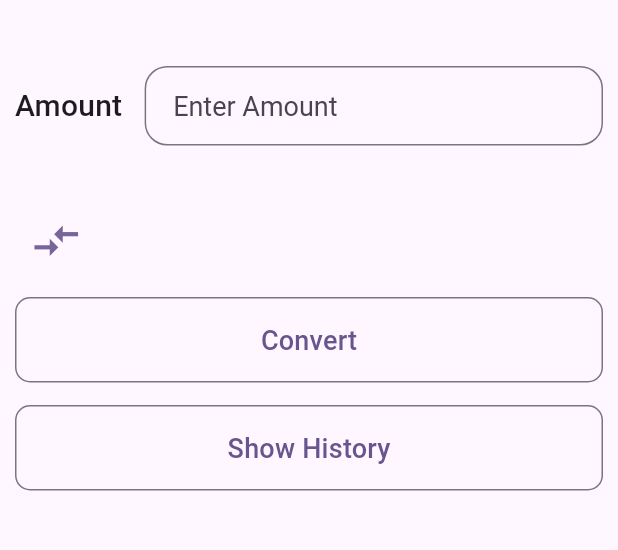
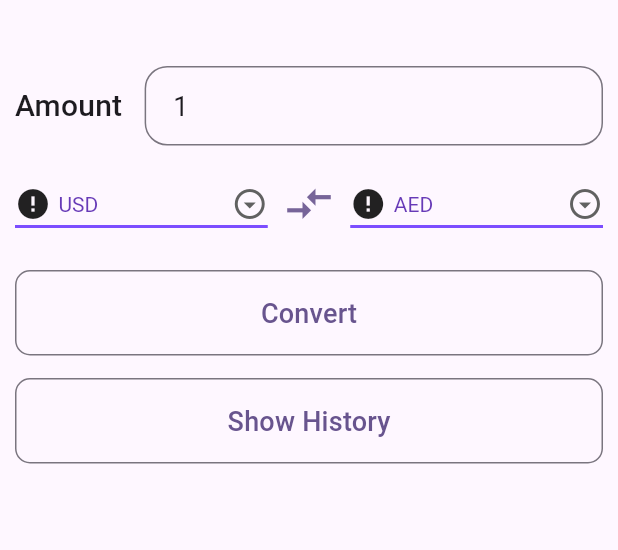
Before and after one commit to essam939/money_converter_app, a Flutter app: the screen it shows after launch, after a tap on "Convert", on a phone screen of 412 x 824 dp, the part 63-613 px from its top. Run offline on Flutter 3.47's test engine with Material 3 defaults, Android fonts, the phone set to English and light mode, and no system bars; drawn by our look-alikes of cached_network_image; our stand-ins replace bloc, dartz, dio, equatable, flutter_bloc, get_it and 1 more; accounts and stored records are empty; network calls fail.

Commit message:
edit bloc flow

```diff
--- a/lib/core/error/exceptions.dart
+++ b/lib/core/error/exceptions.dart
@@ -1,5 +1,3 @@
-
-
 import 'package:currency/core/error/failure.dart';
 import 'package:currency/core/network/error_message_model.dart';
 
--- a/lib/core/error/failure.dart
+++ b/lib/core/error/failure.dart
@@ -3,8 +3,7 @@ import 'package:equatable/equatable.dart';
 
 abstract class Failure extends Equatable {
   final String message;
- const Failure(this.message);
-
+  const Failure(this.message);
 
   @override
   List<Object> get props => [message];
--- a/lib/core/services/services_locator.dart
+++ b/lib/core/services/services_locator.dart
@@ -10,11 +10,12 @@ final sl = GetIt.instance;
 class ServicesLocator {
   void init() {
     // bloc
-     sl.registerFactory(() => CurrencyBloc(sl()));
+    sl.registerLazySingleton(() => CurrencyBloc(sl()));
     // use cases
     sl.registerLazySingleton(() => ConvertUseCase(sl()));
     // Repository
-     sl.registerLazySingleton<BaseConverterRepository>(() => ConverterRepository(sl()));
+    sl.registerLazySingleton<BaseConverterRepository>(
+        () => ConverterRepository(sl()));
     // data source
     sl.registerLazySingleton<BaseConverterRemoteDataSource>(
         () => ConverterRemoteDataSource());
--- a/lib/core/utilis/app_constant.dart
+++ /dev/null
@@ -1,5 +0,0 @@
-//1
-class AppConstance {
-  // static const baseUrl = "https://developers.themoviedb.org/3";
-  // static const apiKey = "a7f312668ca01142583c477e700a5521";
-}
--- a/lib/core/utilis/check_connectivity.dart
+++ /dev/null
@@ -1,14 +0,0 @@
-import 'package:connectivity_plus/connectivity_plus.dart';
-
-Future<bool> checkConnectivityNow() async {
-  ConnectivityResult connectivityResult =
-  await (Connectivity().checkConnectivity());
-
-  if (connectivityResult == ConnectivityResult.mobile ||
-      connectivityResult == ConnectivityResult.wifi) {
-    return true;
-  } else {
-   // return toast
-    return false;
-  }
-}
--- a/lib/core/utilis/db_helpet.dart
+++ b/lib/core/utilis/db_helpet.dart
@@ -30,10 +30,10 @@ class DBHelper {
 
   insertRecord(
       {required String from,
-        required String to,
-        required String date,
-        required String amount,
-        required String difference}) async {
+      required String to,
+      required String date,
+      required String amount,
+      required String difference}) async {
     await initDB();
     String query =
         "INSERT INTO $tableName($colFrom, $colTO, $colAmount, $colDifference, $colDate) VALUES(?, ?, ?, ?, ?)";
@@ -50,8 +50,18 @@ class DBHelper {
     List<Map<String, dynamic>> data = await db!.rawQuery(query);
 
     List<CurrencyDB> historyList =
-    data.map((e) => CurrencyDB.fromJSON(data: e)).toList();
+        data.map((e) => CurrencyDB.fromJSON(data: e)).toList();
 
     return historyList;
   }
+
+  Future<void> clearRecords() async {
+    await initDB();
+
+    // Execute a SQL query to delete all records from the table
+    await db!.delete(tableName);
+
+    // Optionally, you can print a message or perform any other action after clearing the records
+    print('All records cleared successfully');
+  }
 }
--- a/lib/core/utilis/enums.dart
+++ b/lib/core/utilis/enums.dart
@@ -1 +1 @@
-enum RequestState { loading, loaded, error }
+enum RequestState { initState,loading, loaded, error }
--- a/lib/modules/currency/data/datasource/converter_remote_data_source.dart
+++ b/lib/modules/currency/data/datasource/converter_remote_data_source.dart
@@ -12,10 +12,8 @@ abstract class BaseConverterRemoteDataSource {
 class ConverterRemoteDataSource extends BaseConverterRemoteDataSource {
   @override
   Future<Currency> getAmount(ConvertParameters parameters) async {
-    print("data send ${parameters.from} ${parameters.to} ${parameters.amount}");
     final response = await Dio().get(
         "https://v6.exchangerate-api.com/v6/${ApiConstance.apiKey}${ApiConstance.compare}${parameters.from}/${parameters.to}/${parameters.amount}");
-    print("data ${response.data}");
     if (response.statusCode == 200) {
       return Currency.fromJson(data: response.data);
     } else {
--- a/lib/modules/currency/data/model/currency_model.dart
+++ b/lib/modules/currency/data/model/currency_model.dart
@@ -1,28 +1,13 @@
 class Currency {
-  final double difference;
-  // final double rate;
-  // final String date;
-  // final int amount;
-  // final String from;
-  // final String to;
+  final num difference;
 
   Currency({
     required this.difference,
-    // required this.rate,
-    // required this.date,
-    // required this.amount,
-    // required this.from,
-    // required this.to,
   });
 
   factory Currency.fromJson({required Map<String, dynamic> data}) {
     return Currency(
-      difference: data["conversion_result"],
-      // date: data["date"],
-      // rate: data["info"]["rate"],
-      // from: data["query"]["from"],
-      // to: data["query"]["to"],
-      // amount: data["query"]["amount"],
+      difference: data["conversion_result"]??0,
     );
   }
 }
--- a/lib/modules/currency/data/repository/converter_repository.dart
+++ b/lib/modules/currency/data/repository/converter_repository.dart
@@ -6,11 +6,12 @@ import 'package:currency/modules/currency/domain/repository/base_converter_repos
 import 'package:currency/modules/currency/domain/usecase/conver_usecase.dart';
 import 'package:dartz/dartz.dart';
 
-class ConverterRepository extends BaseConverterRepository{
+class ConverterRepository extends BaseConverterRepository {
   final BaseConverterRemoteDataSource baseConverterRemoteDataSource;
   ConverterRepository(this.baseConverterRemoteDataSource);
   @override
-  Future<Either<Failure, Currency>> getAmount(ConvertParameters parameters) async {
+  Future<Either<Failure, Currency>> getAmount(
+      ConvertParameters parameters) async {
     final result = await baseConverterRemoteDataSource.getAmount(parameters);
     try {
       return Right(result);
@@ -18,5 +19,4 @@ class ConverterRepository extends BaseConverterRepository{
       return Left(ServerFailure(failure.errorMessageModel.statusMessage));
     }
   }
-
 }
--- a/lib/modules/currency/domain/repository/base_converter_repository.dart
+++ b/lib/modules/currency/domain/repository/base_converter_repository.dart
@@ -3,6 +3,6 @@ import 'package:currency/modules/currency/data/model/currency_model.dart';
 import 'package:currency/modules/currency/domain/usecase/conver_usecase.dart';
 import 'package:dartz/dartz.dart';
 
-abstract class BaseConverterRepository{
-  Future<Either< Failure,Currency>> getAmount(ConvertParameters parameters);
+abstract class BaseConverterRepository {
+  Future<Either<Failure, Currency>> getAmount(ConvertParameters parameters);
 }
--- a/lib/modules/currency/domain/usecase/conver_usecase.dart
+++ b/lib/modules/currency/domain/usecase/conver_usecase.dart
@@ -5,22 +5,23 @@ import 'package:currency/modules/currency/domain/repository/base_converter_repos
 import 'package:dartz/dartz.dart';
 import 'package:equatable/equatable.dart';
 
-class ConvertUseCase extends BaseUseCase<Currency,ConvertParameters>{
+class ConvertUseCase extends BaseUseCase<Currency, ConvertParameters> {
   final BaseConverterRepository baseConverterRepository;
   ConvertUseCase(this.baseConverterRepository);
   @override
   Future<Either<Failure, Currency>> call(ConvertParameters parameters) async {
     return await baseConverterRepository.getAmount(parameters);
   }
+}
 
-}
 class ConvertParameters extends Equatable {
   final String from;
   final String to;
-  final double amount;
+  final String amount;
 
-  const ConvertParameters({required this.from,required this.to,required this.amount});
+  const ConvertParameters(
+      {required this.from, required this.to, required this.amount});
 
   @override
-  List<Object?> get props => [from,to,amount];
+  List<Object?> get props => [from, to, amount];
 }
--- a/lib/modules/currency/presentation/controller/currency_bloc.dart
+++ b/lib/modules/currency/presentation/controller/currency_bloc.dart
@@ -1,7 +1,9 @@
 import 'dart:async';
 
 import 'package:bloc/bloc.dart';
+import 'package:currency/core/utilis/db_helpet.dart';
 import 'package:currency/core/utilis/enums.dart';
+import 'package:currency/modules/currency/data/model/currency_model.dart';
 import 'package:currency/modules/currency/domain/usecase/conver_usecase.dart';
 import 'package:equatable/equatable.dart';
 import 'package:meta/meta.dart';
@@ -18,10 +20,18 @@ class CurrencyBloc extends Bloc<CurrencyEvent, CurrencyState> {
   FutureOr<void> _geConvert(
       GetAmountEvent event, Emitter<CurrencyState> emit) async {
     final result = await convertUseCase(ConvertParameters(
+        from: event.from, to: event.to, amount: event.amount));
+    result.fold((l) => emit(state.copyWith(getAmountState: RequestState.error)),
+        (r) {
+      DBHelper.dbHelper.insertRecord(
         from: event.from,
         to: event.to,
-        amount: double.parse(event.amount)));
-    result.fold((l) => emit(state.copyWith(getAmountState: RequestState.error)),
-        (r) => emit(state.copyWith(getAmountState: RequestState.loaded)));
+        date: "convert",
+        amount: event.amount,
+        difference: r.difference.toStringAsFixed(2),
+      );
+      emit(state.copyWith(
+          getAmountState: RequestState.loaded, amountResponse: r));
+    });
   }
 }
--- a/lib/modules/currency/presentation/controller/currency_event.dart
+++ b/lib/modules/currency/presentation/controller/currency_event.dart
@@ -1,16 +1,11 @@
 part of 'currency_bloc.dart';
 
 @immutable
-abstract class CurrencyEvent extends Equatable{
-  const CurrencyEvent();
-  @override
-  List<Object> get props => [];
+abstract class CurrencyEvent {}
+
+class GetAmountEvent extends CurrencyEvent {
+  final String from;
+  final String to;
+  final String amount;
+  GetAmountEvent({required this.from, required this.to, required this.amount});
 }
-class GetAmountEvent extends CurrencyEvent{
-final  String from;
-final String to;
-final String amount;
-  const GetAmountEvent({required this.from,required this.to,required this.amount});
-  @override
-  List<Object> get props => [from,to,amount];
-}
--- a/lib/modules/currency/presentation/controller/currency_state.dart
+++ b/lib/modules/currency/presentation/controller/currency_state.dart
@@ -1,15 +1,23 @@
 part of 'currency_bloc.dart';
 
+@immutable
 class CurrencyState extends Equatable {
   final RequestState getAmountState;
-  const CurrencyState({this.getAmountState = RequestState.loading});
+  final Currency? amountResponse;
+
+  const CurrencyState(
+      {this.getAmountState = RequestState.loading, this.amountResponse});
+
   @override
-  List<Object?> get props => [getAmountState];
-  CurrencyState copyWith({
-    RequestState? getAmountState,
-  }) {
+  List<Object?> get props => [
+        getAmountState,
+        amountResponse,
+      ];
+  CurrencyState copyWith(
+      {RequestState? getAmountState, Currency? amountResponse}) {
     return CurrencyState(
       getAmountState: getAmountState ?? this.getAmountState,
+      amountResponse: amountResponse ?? this.amountResponse,
     );
   }
 }
--- a/lib/modules/currency/presentation/screens/history_screen.dart
+++ b/lib/modules/currency/presentation/screens/history_screen.dart
@@ -19,6 +19,13 @@ class HistoryPage extends StatelessWidget {
       appBar: AppBar(
         title: const Text("History"),
         centerTitle: true,
+        actions: [
+          IconButton(
+              onPressed: () {
+                DBHelper.dbHelper.clearRecords();
+              },
+              icon: Icon(Icons.clear_all))
+        ],
       ),
       body: FutureBuilder(
         future: DBHelper.dbHelper.fetchAllRecords(),
--- a/lib/modules/currency/presentation/screens/home_screen.dart
+++ b/lib/modules/currency/presentation/screens/home_screen.dart
@@ -1,7 +1,17 @@
+import 'package:cached_network_image/cached_network_image.dart';
 import 'package:currency/core/services/services_locator.dart';
+import 'package:currency/core/utilis/enums.dart';
 import 'package:currency/modules/currency/presentation/controller/currency_bloc.dart';
 import 'package:currency/modules/currency/presentation/screens/history_screen.dart';
 import 'package:flutter/material.dart';
+import 'package:flutter_bloc/flutter_bloc.dart';
+
+List<CurrencyData> listCurrency = <CurrencyData>[
+  CurrencyData(name: "USD", flag: "https://flagcdn.com/16x12/us.png"),
+  CurrencyData(name: "AED", flag: "https://flagcdn.com/16x12/ua.png"),
+  CurrencyData(name: "EGP", flag: "https://flagcdn.com/16x12/eg.png"),
+  CurrencyData(name: "SAR", flag: "https://flagcdn.com/16x12/sr.png"),
+];
 
 class HomeScreen extends StatefulWidget {
   HomeScreen({super.key});
@@ -11,13 +21,11 @@ class HomeScreen extends StatefulWidget {
 }
 
 class _HomeScreenState extends State<HomeScreen> {
-  TextEditingController amountController = TextEditingController();
+  TextEditingController amountController = TextEditingController(text: "1");
 
   GlobalKey<FormState> formKey = GlobalKey<FormState>();
-@override
-  void initState() {
-    super.initState();
-  }
+  CurrencyData firstCurrency = listCurrency.first;
+  CurrencyData secondCurrency = listCurrency[1];
   @override
   Widget build(BuildContext context) {
     ButtonStyle outLineButtonStyle = OutlinedButton.styleFrom(
@@ -34,8 +42,6 @@ class _HomeScreenState extends State<HomeScreen> {
       appBar: AppBar(
         centerTitle: true,
         title: const Text("Currency Convertor"),
-        actions: [
-        ],
       ),
       body: Padding(
         padding: const EdgeInsets.all(10),
@@ -59,20 +65,6 @@ class _HomeScreenState extends State<HomeScreen> {
                       key: formKey,
                       child: TextFormField(
                         autovalidateMode: AutovalidateMode.onUserInteraction,
-                        onTap: () {
-                          // controller.isConvert.value = false;
-                          // controller.isPressed.value = false;
-                        },
-                        onChanged: (val) {
-                        //  controller.isPressed.value = false;
-                        },
-                        // validator: (val) {
-                        //   return (val!.isEmpty)
-                        //       ? "Please Enter Amount"
-                        //       : (val.isNum == false)
-                        //       ? "Enter Numeric Value"
-                        //       : null;
-                        // },
                         onSaved: (val) {
                           amountController.text = val!;
                         },
@@ -97,20 +89,45 @@ class _HomeScreenState extends State<HomeScreen> {
               // Select Currency
               Row(
                 children: [
-                  // currencySelectButton(
-                  //   controller: controller,
-                  //   isFrom: true,
-                  //   context: context,
-                  // ),
+                  Expanded(
+                      child: DropdownButton<CurrencyData>(
+                    isExpanded: true,
+                    value: firstCurrency,
+                    icon: const Icon(Icons.arrow_drop_down_circle_outlined),
+                    elevation: 16,
+                    style: const TextStyle(color: Colors.deepPurple),
+                    underline: Container(
+                      height: 2,
+                      color: Colors.deepPurpleAccent,
+                    ),
+                    onChanged: (CurrencyData? value) {
+                      // This is called when the user selects an item.
+                      setState(() {
+                        firstCurrency = value!;
+                      });
+                    },
+                    items: listCurrency.map<DropdownMenuItem<CurrencyData>>((CurrencyData value) {
+                      return DropdownMenuItem<CurrencyData>(
+                        value: value,
+                        child: Row(
+                          children: [
+                            CachedNetworkImage(
+                              imageUrl: value.flag,
+                              placeholder: (context, url) =>
+                                  CircularProgressIndicator(),
+                              errorWidget: (context, url, error) =>
+                                  Icon(Icons.error),
+                            ),
+                           const SizedBox(width: 5,),
+                            Text(value.name)
+                          ],
+                        ),
+                      );
+                    }).toList(),
+                  )),
                   const SizedBox(width: 10),
                   Column(
                     children: [
-                      Text(
-                        "",
-                        style: Theme.of(context).textTheme.titleMedium?.merge(
-                          const TextStyle(fontSize: 20),
-                        ),
-                      ),
                       Icon(
                         Icons.compare_arrows,
                         size: 35,
@@ -119,19 +136,74 @@ class _HomeScreenState extends State<HomeScreen> {
                     ],
                   ),
                   const SizedBox(width: 10),
-                  // currencySelectButton(
-                  //   controller: controller,
-                  //   isFrom: false,
-                  //   context: context,
-                  // ),
+                  Expanded(
+                      child: DropdownButton<CurrencyData>(
+                    isExpanded: true,
+                    value: secondCurrency,
+                    icon: const Icon(Icons.arrow_drop_down_circle_outlined),
+                    elevation: 16,
+                    style: const TextStyle(color: Colors.deepPurple),
+                    underline: Container(
+                      height: 2,
+                      color: Colors.deepPurpleAccent,
+                    ),
+                    onChanged: (CurrencyData? value) {
+                      // This is called when the user selects an item.
+                      setState(() {
+                        secondCurrency = value!;
+                      });
+                    },
+                    items: listCurrency.map<DropdownMenuItem<CurrencyData>>((CurrencyData value) {
+                      return DropdownMenuItem<CurrencyData>(
+                        value: value,
+                        child: Row(
+                          children: [
+                            CachedNetworkImage(
+                              imageUrl: value.flag,
+                              placeholder: (context, url) =>
+                                  CircularProgressIndicator(),
+                              errorWidget: (context, url, error) =>
+                                  Icon(Icons.error),
+                            ),
+                            const SizedBox(
+                              width: 5,
+                            ),
+                            Text(value.name)
+                          ],
+                        ),
+                      );
+                    }).toList(),
+                  ))
                 ],
               ),
               // Future Builder
-              // Obx(
-              //       () => (controller.isPressed.value)
-              //       ? futureBuilder(context, controller)
-              //       : Container(),
-              // ),
+              BlocBuilder<CurrencyBloc, CurrencyState>(
+                bloc: sl<CurrencyBloc>(),
+                builder: (context, state) {
+                  if (state.getAmountState == RequestState.error) {
+                    return Center(
+                      child: Icon(Icons.error),
+                    );
+                  } else if (state.getAmountState == RequestState.loaded) {
+                    return Container(
+                      height: 100,
+                      width: 400,
+                      decoration: BoxDecoration(
+                        color: Colors.blue,
+                        borderRadius: BorderRadius.circular(30),
+                      ),
+                      child: Center(
+                        child: Text(
+                          "${state.amountResponse!.difference}",
+                          style: TextStyle(fontSize: 50, color: Colors.white),
+                        ),
+                      ),
+                    );
+                  } else {
+                    return Container();
+                  }
+                },
+              ),
               const SizedBox(height: 20),
               // Convert Button
               Row(
@@ -140,13 +212,10 @@ class _HomeScreenState extends State<HomeScreen> {
                     child: OutlinedButton(
                       style: outLineButtonStyle,
                       onPressed: () async {
-                        sl<CurrencyBloc>().add(GetAmountEvent(from: 'AED', to: 'USD', amount: '1'));
-
-                        if (formKey.currentState!.validate()) {
-                          formKey.currentState!.save();
-                          //controller.isConvert.value = true;
-                        //  controller.convertButtonOnTap();
-                        }
+                        sl<CurrencyBloc>().add(GetAmountEvent(
+                            from: firstCurrency.name,
+                            to: secondCurrency.name,
+                            amount: amountController.text));
                       },
                       child: const Text("Convert"),
                     ),
@@ -160,8 +229,8 @@ class _HomeScreenState extends State<HomeScreen> {
                     child: OutlinedButton(
                       style: outLineButtonStyle,
                       onPressed: () async {
-                      //  controller.isConvert.value = false;
-                        Navigator.push(context, MaterialPageRoute(builder: (_)=>HistoryPage()));
+                        Navigator.push(context,
+                            MaterialPageRoute(builder: (_) => HistoryPage()));
                       },
                       child: const Text("Show History"),
                     ),
@@ -175,3 +244,9 @@ class _HomeScreenState extends State<HomeScreen> {
     );
   }
 }
+
+class CurrencyData {
+  String name;
+  String flag;
+  CurrencyData({required this.name, required this.flag});
+}
--- a/pubspec.yaml
+++ b/pubspec.yaml
@@ -42,6 +42,7 @@ dependencies:
   equatable: ^2.0.5
   dartz: ^0.10.1
   connectivity_plus: ^5.0.2
+  cached_network_image: ^3.3.1
 
 dev_dependencies:
   flutter_test:
```
Also changed, not shown: lib/modules/currency/presentation/components/future_builder.dart (deleted, +0 -86 lines), lib/modules/currency/presentation/widgtes/buttons.dart (deleted), pubspec.lock, 1 other file. Lines whose indentation alone changed are shown as unchanged.
